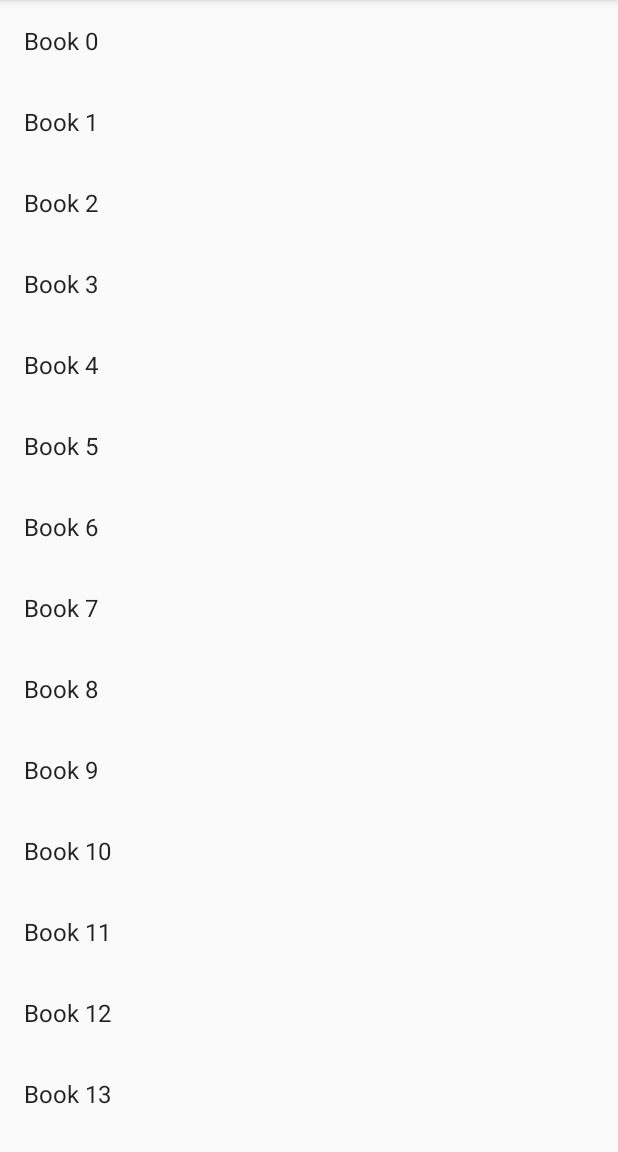
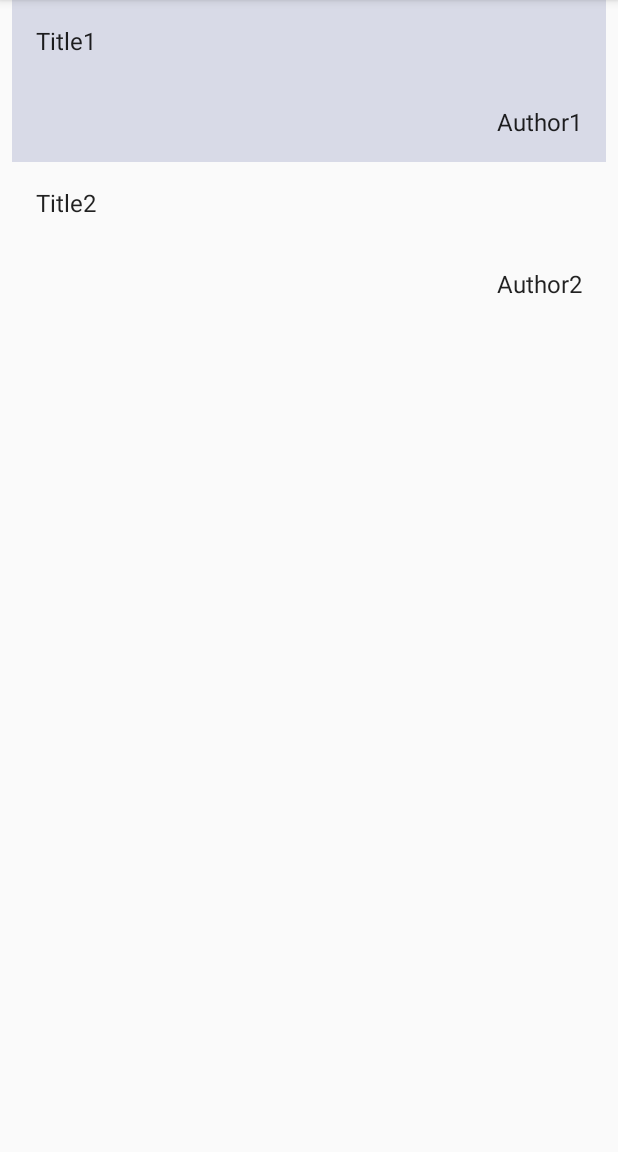
Before and after one commit to Koda-Uz/MyReads_PEC1, an Android app: the screen it shows after launch (BookListActivity), on a phone screen of 412 x 824 dp, the part 84-1236 px from its top. Run offline under Robolectric (Android 15) with nearby library versions, the phone set to English and light mode, and no system bars; 1 statement that could not run was skipped.

Commit message:
Exercise 2

```diff
--- a/app/src/main/java/edu/uoc/android/myreads_pec1/BookListActivity.kt
+++ b/app/src/main/java/edu/uoc/android/myreads_pec1/BookListActivity.kt
@@ -4,6 +4,7 @@ import android.os.Bundle
 import androidx.appcompat.app.AppCompatActivity
 import androidx.recyclerview.widget.RecyclerView
 import edu.uoc.android.myreads_pec1.adapter.RecyclerViewAdapter
+import edu.uoc.android.myreads_pec1.model.BookModel
 import kotlinx.android.synthetic.main.activity_book_list.*
 import kotlinx.android.synthetic.main.book_list.*
 
@@ -42,26 +43,12 @@ class BookListActivity : AppCompatActivity() {
     }
 
     /**
-     * Sets up RecyclerView data
-     * Currently using mock values
+     * Sets up RecyclerView with [BookModel.ITEMS]
      */
     private fun setupRecyclerView(recyclerView: RecyclerView) {
-        recyclerView.adapter = RecyclerViewAdapter(createMockData(),
+        recyclerView.adapter = RecyclerViewAdapter(BookModel.ITEMS,
             twoPane, supportFragmentManager)
 
     }
 
-    /**
-     * Creates a simple array of mock data
-     * Will be replaced later
-     */
-    private fun createMockData() : Array<String> {
-        val count = 25
-        val data = Array(count) { "it = $it" }
-        for (i in 0 until count) {
-            data[i] = "Book $i"
-        }
-        return data
-    }
-
 }
--- a/app/src/main/java/edu/uoc/android/myreads_pec1/adapter/RecyclerViewAdapter.kt
+++ b/app/src/main/java/edu/uoc/android/myreads_pec1/adapter/RecyclerViewAdapter.kt
@@ -1,6 +1,7 @@
 package edu.uoc.android.myreads_pec1.adapter
 
 import android.content.Intent
+import android.os.Bundle
 import android.view.LayoutInflater
 import android.view.View
 import android.view.ViewGroup
@@ -10,7 +11,8 @@ import androidx.recyclerview.widget.RecyclerView
 import edu.uoc.android.myreads_pec1.BookDetailActivity
 import edu.uoc.android.myreads_pec1.BookDetailFragment
 import edu.uoc.android.myreads_pec1.R
-import kotlinx.android.synthetic.main.view_holder.view.*
+import edu.uoc.android.myreads_pec1.model.BookModel
+import kotlinx.android.synthetic.main.view_holder_odd.view.*
 
 /**
  * This class implements a simple adapter for the RecyclerView
@@ -21,7 +23,7 @@ import kotlinx.android.synthetic.main.view_holder.view.*
  * @param twoPane: Boolean indicating app mode
  * @param fragmentManager: Fragment manager for loading details fragment
  */
-class RecyclerViewAdapter(private val myData: Array<String>,
+class RecyclerViewAdapter(private val myData: MutableList<BookModel.BookItem>,
                           private val twoPane: Boolean,
                           private val fragmentManager: FragmentManager) :
     RecyclerView.Adapter<RecyclerViewAdapter.ViewHolder>() {
@@ -31,11 +33,17 @@ class RecyclerViewAdapter(private val myData: Array<String>,
 
     init {
         onClickListener = View.OnClickListener { v ->
+            // Retrieves book item
+            val book = v.tag as BookModel.BookItem
             /**
              * Load [BookDetailFragment] into view
              */
             if (twoPane) {
-                val fragment = BookDetailFragment()
+                val fragment = BookDetailFragment().apply {
+                    arguments = Bundle().apply {
+                        putInt(BookDetailFragment.ARG_ITEM_ID, book.id)
+                    }
+                }
                 fragmentManager
                     .beginTransaction()
                     .replace(R.id.book_detail_container, fragment)
@@ -45,43 +53,76 @@ class RecyclerViewAdapter(private val myData: Array<String>,
              * Launches [BookDetailActivity]
              */
             else {
-                val intent = Intent(v.context, BookDetailActivity::class.java)
+                val intent = Intent(v.context, BookDetailActivity::class.java).apply {
+                    putExtra(BookDetailFragment.ARG_ITEM_ID, book.id)
+                }
                 v.context.startActivity(intent)
             }
         }
     }
 
     /**
-     * Inner class with view holder specification
-     * More data will be added later
+     * Creates new views
+     * Will create different views for even and odd numbers
      */
-    inner class ViewHolder(view: View) : RecyclerView.ViewHolder(view) {
-        val textView: TextView = view.text
-    }
-
-    // Create new views (invoked by the layout manager)
     override fun onCreateViewHolder(parent: ViewGroup,
                                     viewType: Int): ViewHolder {
-        // create a new view
-        val view = LayoutInflater.from(parent.context)
-            .inflate(R.layout.view_holder, parent, false) as View
+
+        val view = if (viewType == ODD) {
+            LayoutInflater.from(parent.context)
+                .inflate(R.layout.view_holder_odd, parent, false) as View
+        } else {
+            LayoutInflater.from(parent.context)
+                .inflate(R.layout.view_holder_even, parent, false) as View
+        }
 
         return ViewHolder(view)
     }
 
-    // Replace the contents of a view (invoked by the layout manager)
+    /**
+     * Replace the contents of a view
+     */
     override fun onBindViewHolder(holder: ViewHolder, position: Int) {
         /**
          * Gets item from [myData] and displays binds it to view holder
          */
-        holder.textView.text = myData[position]
+        val book = myData[position]
+        holder.title.text = book.title
+        holder.author.text = book.author
+        holder.id = position
         with(holder.itemView) {
-            setOnClickListener(onClickListener)
+            tag = book
+            setOnClickListener (onClickListener)
         }
+    }
+
+    /**
+     * Returns 0 for even items, 1 for odd items
+     */
+    override fun getItemViewType(position: Int): Int {
+        return  position % 2
     }
 
     /**
      * Returns size of [myData]
      */
     override fun getItemCount() = myData.size
+
+    /**
+     * Inner class with view holder specification
+     * More data will be added later
+     */
+    inner class ViewHolder(view: View) : RecyclerView.ViewHolder(view) {
+        val title: TextView = view.findViewById(R.id.title)
+        val author: TextView = view.findViewById(R.id.author)
+        var id = 0
+    }
+
+    /**
+     * Companion Object with ViewType specification
+     */
+    companion object {
+        const val EVEN = 0
+        const val ODD = 1
+    }
 }
--- /dev/null
+++ b/app/src/main/java/edu/uoc/android/myreads_pec1/model/BookModel.kt
@@ -0,0 +1,34 @@
+package edu.uoc.android.myreads_pec1.model
+
+import java.util.*
+import kotlin.collections.ArrayList
+
+/**
+ * Object [BookModel] Contains static array of books
+ * and [BookItem] data class
+ */
+object BookModel {
+
+    val ITEMS: MutableList<BookItem> = ArrayList()
+
+    /**
+     * Initializes model with mock Data
+     */
+    init {
+        val firstBook = BookItem(0, "Title1", "Author1", Date(),
+            "Description", null
+        )
+        val secondBook = BookItem(1, "Title2", "Author2", Date(),
+            "Description2", null)
+
+        ITEMS.add(firstBook)
+        ITEMS.add(secondBook)
+    }
+
+    /**
+     * Data class [BookItem] defines Book properties
+     */
+    data class BookItem(val id: Int, val title: String, val author: String,
+                        val publicationDate: Date, val description: String,
+                        val imageUrl: String?) {}
+}
--- a/app/src/main/res/layout-w900dp/book_list.xml
+++ b/app/src/main/res/layout-w900dp/book_list.xml
@@ -15,7 +15,7 @@
         android:layout_width="@dimen/recyclerview_tablet_width"
         android:layout_height="match_parent"
         app:layoutManager="LinearLayoutManager"
-        tools:listitem="@layout/view_holder" />
+        tools:listitem="@layout/view_holder_odd" />
 
     <FrameLayout
         android:id="@+id/book_detail_container"
--- a/app/src/main/res/layout/book_list.xml
+++ b/app/src/main/res/layout/book_list.xml
@@ -7,4 +7,4 @@
     android:layout_height="match_parent"
     app:layoutManager="LinearLayoutManager"
     tools:context=".BookListActivity"
-    tools:listitem="@layout/view_holder" />
+    tools:listitem="@layout/view_holder_odd" />
--- a/app/src/main/res/layout/view_holder.xml
+++ /dev/null
@@ -1,14 +0,0 @@
-<?xml version="1.0" encoding="utf-8"?>
-<LinearLayout xmlns:android="http://schemas.android.com/apk/res/android"
-    android:layout_width="wrap_content"
-    android:layout_height="wrap_content"
-    android:orientation="horizontal">
-
-    <TextView
-        android:id="@+id/text"
-        android:layout_width="wrap_content"
-        android:layout_height="wrap_content"
-        android:layout_margin="@dimen/text_margin"
-        android:textAppearance="?attr/textAppearanceListItem" />
-
-</LinearLayout>
--- /dev/null
+++ b/app/src/main/res/layout/view_holder_even.xml
@@ -0,0 +1,25 @@
+<?xml version="1.0" encoding="utf-8"?>
+<LinearLayout xmlns:android="http://schemas.android.com/apk/res/android"
+    android:layout_width="match_parent"
+    android:layout_height="wrap_content"
+    android:orientation="vertical"
+    android:layout_marginLeft="8dp"
+    android:layout_marginRight="8dp"
+    android:background="@color/colorEvenItem">
+
+    <TextView
+        android:id="@+id/title"
+        android:layout_width="wrap_content"
+        android:layout_height="wrap_content"
+        android:layout_margin="@dimen/text_margin"
+        android:textAppearance="?attr/textAppearanceListItem" />
+
+    <TextView
+        android:id="@+id/author"
+        android:layout_width="wrap_content"
+        android:layout_height="wrap_content"
+        android:layout_margin="@dimen/text_margin"
+        android:layout_gravity="end"
+        android:textAppearance="?attr/textAppearanceListItem" />
+
+</LinearLayout>
--- /dev/null
+++ b/app/src/main/res/layout/view_holder_odd.xml
@@ -0,0 +1,24 @@
+<?xml version="1.0" encoding="utf-8"?>
+<LinearLayout xmlns:android="http://schemas.android.com/apk/res/android"
+    android:layout_width="match_parent"
+    android:layout_height="wrap_content"
+    android:orientation="vertical"
+    android:layout_marginLeft="8dp"
+    android:layout_marginRight="8dp">
+
+    <TextView
+        android:id="@+id/title"
+        android:layout_width="wrap_content"
+        android:layout_height="wrap_content"
+        android:layout_margin="@dimen/text_margin"
+        android:textAppearance="?attr/textAppearanceListItem" />
+
+    <TextView
+        android:id="@+id/author"
+        android:layout_width="wrap_content"
+        android:layout_height="wrap_content"
+        android:layout_margin="@dimen/text_margin"
+        android:layout_gravity="end"
+        android:textAppearance="?attr/textAppearanceListItem" />
+
+</LinearLayout>
--- a/app/src/main/res/values/colors.xml
+++ b/app/src/main/res/values/colors.xml
@@ -3,4 +3,5 @@
     <color name="colorPrimary">#6200EE</color>
     <color name="colorPrimaryDark">#3700B3</color>
     <color name="colorAccent">#03DAC5</color>
+    <color name="colorEvenItem">#d8dae7</color>
 </resources>
--- a/app/src/main/res/values/strings.xml
+++ b/app/src/main/res/values/strings.xml
@@ -1,4 +1,5 @@
 <resources>
     <string name="app_name">My Reads - PEC1</string>
     <string name="book_sample_details">Book details...</string>
+    <string name="book_picture">Book picture</string>
 </resources>
```
Also changed, not shown: app/src/main/java/edu/uoc/android/myreads_pec1/BookDetailActivity.kt (+8 -1 lines), app/src/main/java/edu/uoc/android/myreads_pec1/BookDetailFragment.kt (+43 -1 lines), app/src/main/res/layout/fragment_book_detail.xml (+42 -9 lines), app/src/main/res/drawable-v24/book.jpg (added).
